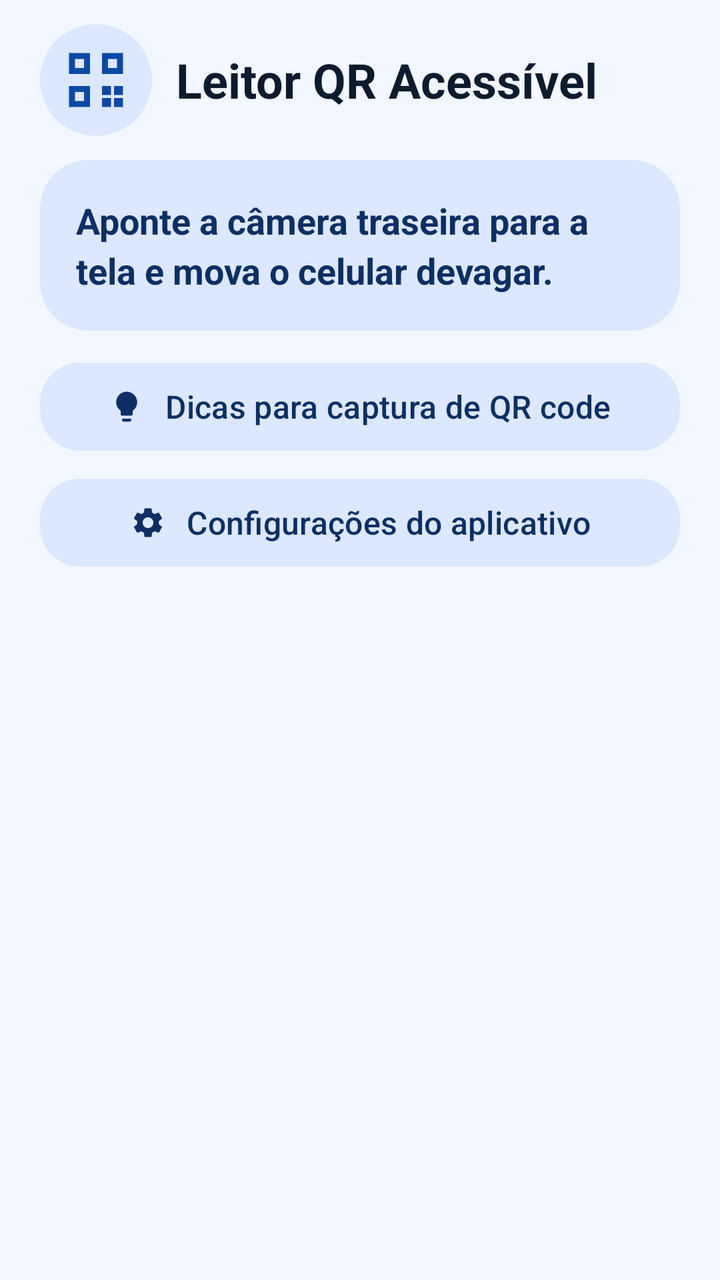
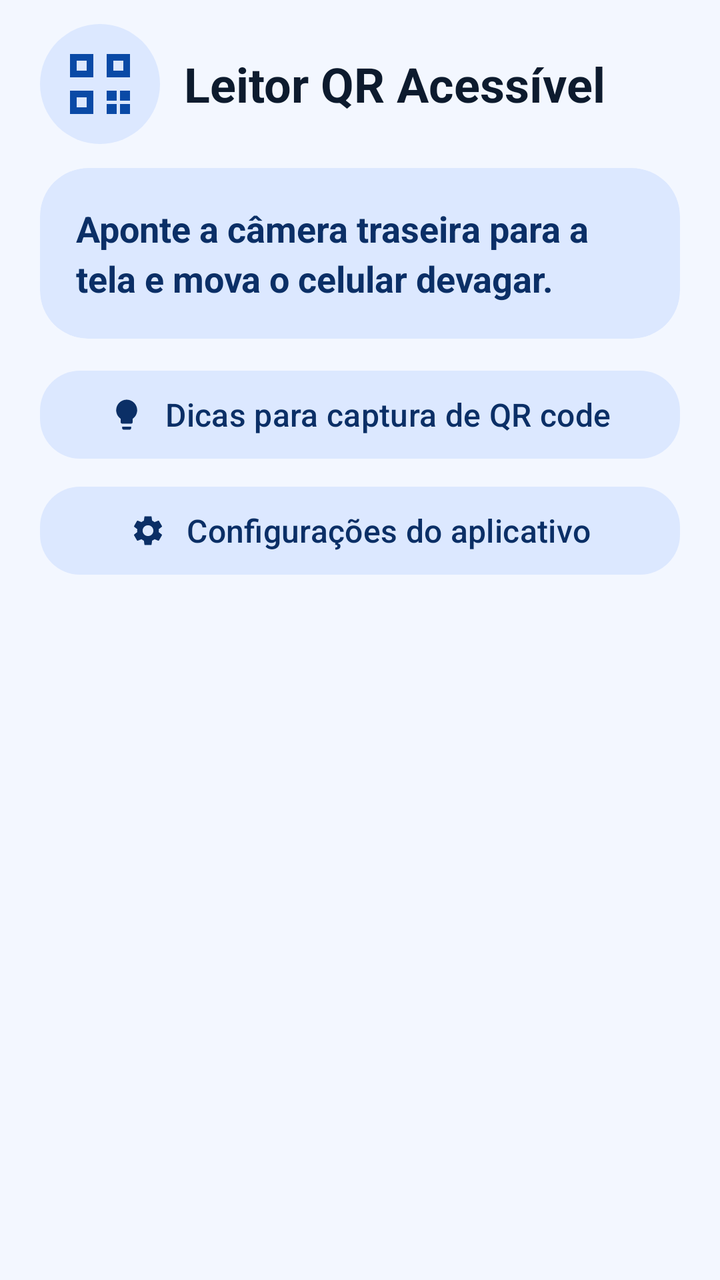

Two renders of the same Android screen: before a commit and after it. Below are the layout's source before the change and the commit's diff.
<!-- AndroidManifest.xml: application theme Theme.LeitorQR -->
<!-- res/layout/activity_main.xml -->
<?xml version="1.0" encoding="utf-8"?>
<androidx.core.widget.NestedScrollView xmlns:android="http://schemas.android.com/apk/res/android"
    xmlns:app="http://schemas.android.com/apk/res-auto"
    android:layout_width="match_parent"
    android:layout_height="match_parent"
    android:background="@color/fundo"
    android:fillViewport="true"
    android:focusable="false">

    <LinearLayout
        android:layout_width="match_parent"
        android:layout_height="wrap_content"
        android:focusable="false"
        android:orientation="vertical"
        android:paddingStart="20dp"
        android:paddingTop="12dp"
        android:paddingEnd="20dp"
        android:paddingBottom="16dp">

        
        <LinearLayout
            android:layout_width="match_parent"
            android:layout_height="wrap_content"
            android:layout_marginBottom="12dp"
            android:focusable="false"
            android:gravity="center_vertical"
            android:orientation="horizontal">

            
            <ImageView
                android:layout_width="56dp"
                android:layout_height="56dp"
                android:background="@drawable/fundo_logo"
                android:contentDescription="@null"
                android:importantForAccessibility="no"
                android:padding="10dp"
                android:src="@drawable/ic_logo" />

            <TextView
                android:id="@+id/textoTitulo"
                style="@style/Texto.Titulo"
                android:layout_width="0dp"
                android:layout_height="wrap_content"
                android:layout_marginStart="12dp"
                android:layout_weight="1"
                android:focusable="true"
                android:text="@string/app_name" />
        </LinearLayout>

        
        <LinearLayout
            android:id="@+id/cartaoPermissao"
            android:layout_width="match_parent"
            android:layout_height="wrap_content"
            android:layout_marginBottom="12dp"
            android:focusable="false"
            android:orientation="vertical"
            android:visibility="gone">

            <TextView
                android:id="@+id/textoPermissaoParagrafo1"
                style="@style/Texto.Corpo"
                android:layout_width="match_parent"
                android:layout_height="wrap_content"
                android:layout_marginBottom="12dp"
                android:focusable="true"
                android:text="@string/permissao_paragrafo_1" />

            <TextView
                android:id="@+id/textoPermissaoParagrafo2"
                style="@style/Texto.Corpo"
                android:layout_width="match_parent"
                android:layout_height="wrap_content"
                android:layout_marginBottom="12dp"
                android:focusable="true"
                android:text="@string/permissao_paragrafo_2" />

            <com.google.android.material.button.MaterialButton
                android:id="@+id/botaoPermissao"
                style="@style/Botao.Principal"
                android:layout_width="match_parent"
                android:layout_height="wrap_content"
                android:text="@string/permissao_botao_permitir"
                app:icon="@drawable/ic_camera" />
        </LinearLayout>



        
        <com.google.android.material.card.MaterialCardView
            android:id="@+id/cartaoStatus"
            style="@style/Cartao"
            android:layout_width="match_parent"
            android:layout_height="wrap_content"
            android:layout_marginBottom="12dp"
            app:cardBackgroundColor="@color/azul_container"
            app:strokeWidth="0dp">

            <TextView
                android:id="@+id/textoStatus"
                android:layout_width="match_parent"
                android:layout_height="wrap_content"
                android:focusable="true"
                android:lineSpacingExtra="4dp"
                android:padding="18dp"
                android:text="@string/status_inicial"
                android:textColor="@color/sobre_azul_container"
                android:textSize="18sp"
                android:textStyle="bold" />
        </com.google.android.material.card.MaterialCardView>

        
        <com.google.android.material.card.MaterialCardView
            android:id="@+id/cartaoResultado"
            style="@style/Cartao"
            android:layout_width="match_parent"
            android:layout_height="wrap_content"
            android:layout_marginBottom="12dp"
            android:visibility="gone"
            app:strokeColor="@color/azul_principal"
            app:strokeWidth="2dp">

            <LinearLayout
                android:layout_width="match_parent"
                android:layout_height="wrap_content"
                android:focusable="false"
                android:orientation="vertical"
                android:padding="18dp">

                <TextView
                    android:id="@+id/textoTipoResultado"
                    android:layout_width="match_parent"
                    android:layout_height="wrap_content"
                    android:focusable="true"
                    android:textColor="@color/azul_principal"
                    android:textSize="16sp"
                    android:textStyle="bold" />

                <TextView
                    android:id="@+id/textoResultado"
                    style="@style/Texto.Corpo"
                    android:layout_width="match_parent"
                    android:layout_height="wrap_content"
                    android:layout_marginTop="6dp"
                    android:ellipsize="end"
                    android:focusable="true"
                    android:maxLines="8" />
            </LinearLayout>
        </com.google.android.material.card.MaterialCardView>

        <com.google.android.material.button.MaterialButton
            android:id="@+id/botaoAbrirQr"
            style="@style/Botao.Principal"
            android:layout_width="match_parent"
            android:layout_height="wrap_content"
            android:layout_marginBottom="6dp"
            android:text="@string/acao_abrir_qr"
            android:visibility="gone"
            app:icon="@drawable/ic_abrir" />

        <com.google.android.material.button.MaterialButton
            android:id="@+id/botaoCompartilhar"
            style="@style/Botao.Secundario"
            android:layout_width="match_parent"
            android:layout_height="wrap_content"
            android:layout_marginBottom="6dp"
            android:text="@string/botao_compartilhar"
            android:visibility="gone"
            app:icon="@drawable/ic_compartilhar" />

        <com.google.android.material.button.MaterialButton
            android:id="@+id/botaoCopiar"
            style="@style/Botao.Contorno"
            android:layout_width="match_parent"
            android:layout_height="wrap_content"
            android:layout_marginBottom="6dp"
            android:text="@string/botao_copiar"
            android:visibility="gone"
            app:icon="@drawable/ic_copiar" />

        <com.google.android.material.button.MaterialButton
            android:id="@+id/botaoLerNovamente"
            style="@style/Botao.Contorno"
            android:layout_width="match_parent"
            android:layout_height="wrap_content"
            android:layout_marginBottom="6dp"
            android:text="@string/botao_ler_novamente"
            android:visibility="gone"
            app:icon="@drawable/ic_ouvir" />

        <com.google.android.material.button.MaterialButton
            android:id="@+id/botaoEscanearOutro"
            style="@style/Botao.Secundario"
            android:layout_width="match_parent"
            android:layout_height="wrap_content"
            android:layout_marginBottom="6dp"
            android:text="@string/botao_escanear_outro"
            android:visibility="gone"
            app:icon="@drawable/ic_recomecar" />

        
        <com.google.android.material.button.MaterialButton
            android:id="@+id/botaoLanterna"
            style="@style/Botao.Contorno"
            android:layout_width="match_parent"
            android:layout_height="wrap_content"
            android:layout_marginBottom="6dp"
            android:text="@string/botao_lanterna_desligada"
            android:visibility="gone"
            app:icon="@drawable/ic_lanterna" />

        <com.google.android.material.button.MaterialButton
            android:id="@+id/botaoPausarBusca"
            style="@style/Botao.Secundario"
            android:layout_width="match_parent"
            android:layout_height="wrap_content"
            android:layout_marginBottom="6dp"
            android:text="@string/botao_parar_busca"
            android:visibility="gone"
            app:icon="@drawable/ic_pausar" />


        
        <com.google.android.material.button.MaterialButton
            android:id="@+id/botaoDicas"
            style="@style/Botao.Secundario"
            android:layout_width="match_parent"
            android:layout_height="wrap_content"
            android:layout_marginBottom="6dp"
            android:text="@string/botao_dicas"
            app:icon="@drawable/ic_dica" />

        <com.google.android.material.button.MaterialButton
            android:id="@+id/botaoConfiguracoes"
            style="@style/Botao.Secundario"
            android:layout_width="match_parent"
            android:layout_height="wrap_content"
            android:text="@string/botao_configuracoes"
            app:icon="@drawable/ic_configuracoes" />

        
        <com.google.android.material.card.MaterialCardView
            android:id="@+id/cartaoCamera"
            style="@style/Cartao"
            android:layout_width="match_parent"
            android:layout_height="260dp"
            android:layout_marginBottom="12dp"
            android:importantForAccessibility="no"
            android:minHeight="240dp"
            android:visibility="gone"
            app:cardCornerRadius="28dp"
            app:strokeColor="@color/azul_principal"
            app:strokeWidth="3dp">

            <androidx.camera.view.PreviewView
                android:id="@+id/previewView"
                android:layout_width="match_parent"
                android:layout_height="match_parent"
                android:importantForAccessibility="no"
                app:implementationMode="compatible" />
        </com.google.android.material.card.MaterialCardView>
    </LinearLayout>
</androidx.core.widget.NestedScrollView>
<!-- resources referenced by this layout -->
<resources>
  <color name="azul_container">#DCE8FF</color>
  <color name="azul_principal">#0A4AA6</color>
  <color name="fundo">#F3F7FF</color>
  <color name="sobre_azul_container">#0B2F66</color>
  <!-- drawable fundo_logo (drawable) -->
  <shape xmlns:android="http://schemas.android.com/apk/res/android"
      android:shape="oval">
      <solid android:color="@color/azul_container" />
  </shape>
  <string name="acao_abrir_qr">Abrir QR code</string>
  <string name="app_name">Leitor QR Acessível</string>
  <string name="botao_compartilhar">Compartilhar QR code</string>
  <string name="botao_configuracoes">Configurações do aplicativo</string>
  <string name="botao_copiar">Copiar conteúdo</string>
  <string name="botao_dicas">Dicas para captura de QR code</string>
  <string name="botao_escanear_outro">Escanear outro QR code</string>
  <string name="botao_lanterna_desligada">Lanterna: desligada</string>
  <string name="botao_ler_novamente">Ouvir novamente</string>
  <string name="botao_parar_busca">Parar busca</string>
  <string name="permissao_botao_permitir">Permitir uso da câmera</string>
  <string name="permissao_paragrafo_1">Precisamos da câmera para achar o QR code. Toque no botão Permitir uso da câmera e, na janela do sistema, escolha Permitir apenas durante o uso do app.</string>
  <string name="permissao_paragrafo_2">O aplicativo usa a câmera traseira só para procurar o QR code na tela e guiar você por voz e bips. Nenhuma foto ou vídeo é gravado ou enviado.</string>
  <string name="status_inicial">Aponte a câmera traseira para a tela e mova o celular devagar.</string>
  <style name="Botao.Principal" parent="Widget.Material3.Button">
          <item name="android:minHeight">52dp</item>
          <item name="android:textSize">16sp</item>
          <item name="android:textStyle">bold</item>
          <item name="cornerRadius">20dp</item>
          <item name="iconGravity">textStart</item>
          <item name="iconPadding">10dp</item>
      </style>
  <style name="Botao.Secundario" parent="Widget.Material3.Button.TonalButton">
          <item name="android:minHeight">52dp</item>
          <item name="android:textSize">16sp</item>
          <item name="cornerRadius">20dp</item>
          <item name="iconGravity">textStart</item>
          <item name="iconPadding">10dp</item>
      </style>
  <style name="Cartao" parent="Widget.Material3.CardView.Filled">
          <item name="cardBackgroundColor">@color/superficie</item>
          <item name="cardCornerRadius">24dp</item>
          <item name="cardElevation">0dp</item>
          <item name="strokeColor">@color/contorno</item>
          <item name="strokeWidth">1dp</item>
      </style>
  <style name="Texto.Corpo" parent="">
          <item name="android:textColor">@color/texto</item>
          <item name="android:textSize">18sp</item>
          <item name="android:lineSpacingExtra">4dp</item>
      </style>
  <style name="Texto.Titulo" parent="">
          <item name="android:textColor">@color/texto</item>
          <item name="android:textSize">24sp</item>
          <item name="android:textStyle">bold</item>
      </style>
  <color name="contorno">#5B6E8A</color>
  <color name="superficie">#FFFFFF</color>
  <color name="texto">#0D1B2E</color>
  <color name="sobre_azul_principal">#FFFFFF</color>
  <color name="texto_secundario">#41536B</color>
  <color name="erro">#B3261E</color>
  <color name="sobre_erro">#FFFFFF</color>
  <style name="Forma.Arredondada" parent="">
          <item name="cornerFamily">rounded</item>
          <item name="cornerSize">20dp</item>
      </style>
  <!-- unchanged entries left out for length: 13 -->
</resources>

<!-- the commit's change to res/layout/activity_main.xml (unified diff, before → after) -->
@@ -3,7 +3,6 @@
     xmlns:app="http://schemas.android.com/apk/res-auto"
     android:layout_width="match_parent"
     android:layout_height="match_parent"
-    android:background="@color/fundo"
     android:fillViewport="true"
     android:focusable="false">
 
@@ -18,34 +17,18 @@
         android:paddingBottom="16dp">
 
         
-        <LinearLayout
-            android:layout_width="match_parent"
-            android:layout_height="wrap_content"
-            android:layout_marginBottom="12dp"
-            android:focusable="false"
+        <TextView
+            android:id="@+id/textoTitulo"
+            style="@style/Texto.Titulo"
+            android:layout_width="match_parent"
+            android:layout_height="wrap_content"
+            android:layout_marginBottom="12dp"
+            app:drawableStartCompat="@drawable/logo_badge"
+            android:drawablePadding="12dp"
+            android:focusable="true"
             android:gravity="center_vertical"
-            android:orientation="horizontal">
-
-            
-            <ImageView
-                android:layout_width="56dp"
-                android:layout_height="56dp"
-                android:background="@drawable/fundo_logo"
-                android:contentDescription="@null"
-                android:importantForAccessibility="no"
-                android:padding="10dp"
-                android:src="@drawable/ic_logo" />
-
-            <TextView
-                android:id="@+id/textoTitulo"
-                style="@style/Texto.Titulo"
-                android:layout_width="0dp"
-                android:layout_height="wrap_content"
-                android:layout_marginStart="12dp"
-                android:layout_weight="1"
-                android:focusable="true"
-                android:text="@string/app_name" />
-        </LinearLayout>
+            android:minHeight="56dp"
+            android:text="@string/app_name" />
 
         
         <LinearLayout
<!-- resource entries referenced after the edit -->
@@ -4,6 +4,16 @@
   <color name="azul_principal">#0A4AA6</color>
   <color name="fundo">#F3F7FF</color>
   <color name="sobre_azul_container">#0B2F66</color>
+  <!-- drawable logo_badge (drawable) -->
+  <layer-list xmlns:android="http://schemas.android.com/apk/res/android">
+      <item android:drawable="@drawable/fundo_logo" />
+      <item
+          android:drawable="@drawable/ic_logo"
+          android:bottom="10dp"
+          android:left="10dp"
+          android:right="10dp"
+          android:top="10dp" />
+  </layer-list>
   <!-- drawable fundo_logo (drawable) -->
   <shape xmlns:android="http://schemas.android.com/apk/res/android"
       android:shape="oval">
